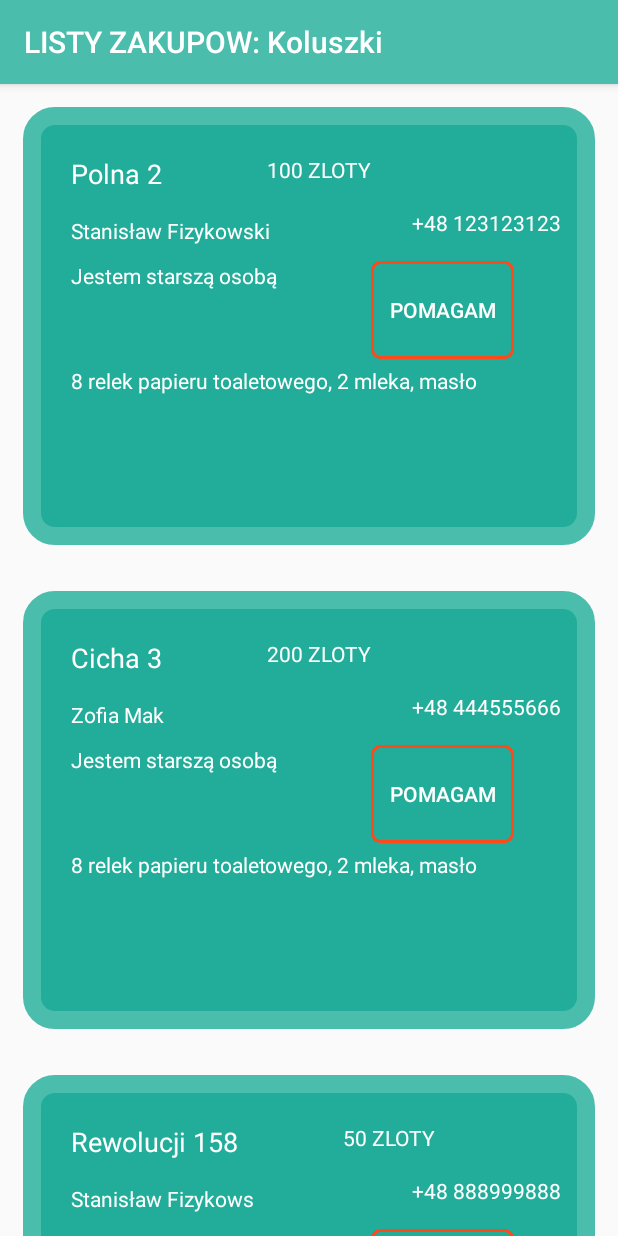
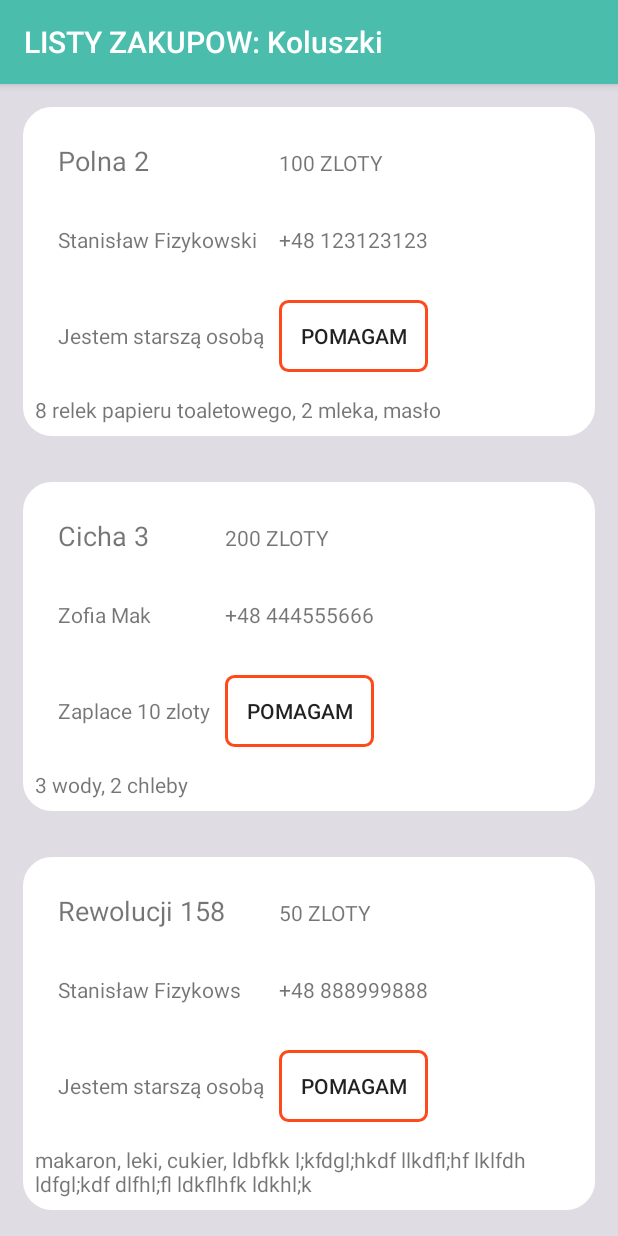
Before and after one commit to MichalKotecki/Kwarantariusz, an Android app: the fragment TableOrderFragment shown on its own in the app's theme, on a phone screen of 412 x 824 dp. Run offline under Robolectric (Android 15) with nearby library versions, the phone set to English and light mode, and no system bars.

Commit message:
List of orders

```diff
--- a/app/src/main/AndroidManifest.xml
+++ b/app/src/main/AndroidManifest.xml
@@ -9,7 +9,9 @@
             android:roundIcon="@mipmap/ic_launcher_round"
             android:supportsRtl="true"
             android:theme="@style/AppTheme">
-        <activity android:name=".MainActivity">
+        <activity android:name=".MainActivity"
+                  android:screenOrientation="portrait"
+                  android:theme="@style/splashScreenTheme">
             <intent-filter>
                 <action android:name="android.intent.action.MAIN"/>
 
--- a/app/src/main/java/com/idea/xxx/kwarantariusz/TableOrderFragment.kt
+++ b/app/src/main/java/com/idea/xxx/kwarantariusz/TableOrderFragment.kt
@@ -56,9 +56,9 @@ class TableOrderFragment : Fragment() {
         val tempProductList1: ArrayList<String> = arrayListOf("8 relek papieru toaletowego", "2 mleka", "masło")
         orderArray.add(OrderItemData(3,4, "Stanisław Fizykowski", "123123123", 5, "Andrzej Pomocny", tempProductList1, "Jestem starszą osobą", 100, "waiting", "Polna 2"))
         val tempProductList2: ArrayList<String> = arrayListOf("3 wody", "2 chleby")
-        orderArray.add(OrderItemData(4,5, "Zofia Mak", "444555666", 6, "Olaf Dobry", tempProductList1, "Jestem starszą osobą", 200, "waiting", "Cicha 3"))
-        val tempProductList3: ArrayList<String> = arrayListOf("makaron", "leki", "cukier")
-        orderArray.add(OrderItemData(5,6, "Stanisław Fizykows", "888999888", 7, "Mateusz Superowski", tempProductList1, "Jestem starszą osobą", 50, "waiting", "Rewolucji 158"))
+        orderArray.add(OrderItemData(4,5, "Zofia Mak", "444555666", 6, "Olaf Dobry", tempProductList2, "Zaplace 10 zloty", 200, "waiting", "Cicha 3"))
+        val tempProductList3: ArrayList<String> = arrayListOf("makaron", "leki", "cukier", "ldbfkk l;kfdgl;hkdf llkdfl;hf lklfdh ldfgl;kdf dlfhl;fl ldkflhfk ldkhl;k")
+        orderArray.add(OrderItemData(5,6, "Stanisław Fizykows", "888999888", 7, "Mateusz Superowski", tempProductList3, "Jestem starszą osobą", 50, "waiting", "Rewolucji 158"))
 
         orderRecyclerViewAdapter = OrderRecyclerViewAdapter(orderArray, context)
         tableorder_recyclerview.adapter = orderRecyclerViewAdapter
--- a/app/src/main/res/drawable-v24/background_order_with_corners.xml
+++ b/app/src/main/res/drawable-v24/background_order_with_corners.xml
@@ -3,22 +3,22 @@
     <item android:state_pressed="true" >
         <shape android:shape="rectangle"  >
             <corners android:radius="15dip" />
-            <stroke android:width="12dip" android:color="@color/colorPrimary" />
-            <solid android:color="@color/colorPrimaryDark" />
+            <stroke android:width="8dip" android:color="@color/BasicWhite" />
+            <solid android:color="@color/BasicWhite" />
         </shape>
     </item>
     <item android:state_focused="true">
         <shape android:shape="rectangle"  >
             <corners android:radius="15dip" />
-            <stroke android:width="12dip" android:color="@color/colorPrimary" />
-            <solid android:color="@color/colorPrimaryDark" />
+            <stroke android:width="8dip" android:color="@color/BasicWhite" />
+            <solid android:color="@color/BasicWhite" />
         </shape>
     </item>
     <item >
         <shape android:shape="rectangle"  >
             <corners android:radius="15dip" />
-            <stroke android:width="12dip" android:color="@color/colorPrimary" />
-            <solid android:color="@color/colorPrimaryDark" />
+            <stroke android:width="8dip" android:color="@color/BasicWhite" />
+            <solid android:color="@color/BasicWhite" />
         </shape>
     </item>
 </selector>
--- a/app/src/main/res/layout/single_order_in_recyclerview_layout.xml
+++ b/app/src/main/res/layout/single_order_in_recyclerview_layout.xml
@@ -1,5 +1,5 @@
 <?xml version="1.0" encoding="utf-8"?>
-<androidx.constraintlayout.widget.ConstraintLayout xmlns:android="http://schemas.android.com/apk/res/android"
+<TableLayout xmlns:android="http://schemas.android.com/apk/res/android"
                                                    xmlns:app="http://schemas.android.com/apk/res-auto" xmlns:tools="http://schemas.android.com/tools"
               android:padding="8dp" android:layout_width="match_parent"
               android:layout_height="wrap_content"
@@ -9,64 +9,51 @@
                android:layout_marginRight="15dp"
                android:layout_marginTop="15dp"
                 android:layout_marginBottom="15sp">
+    <TableRow android:padding="15dip">
+        <TextView
+                android:text="@string/TEMP"
+                android:layout_height="wrap_content"
+                android:id="@+id/order_street_textView"
+                android:textSize="18sp"/>
+        <TextView
+                android:text="@string/TEMP"
+                android:layout_height="wrap_content"
+                android:id="@+id/order_max_spent_textView"
+                android:layout_marginLeft="10dp"
+                android:layout_marginRight="20dp"/>
+    </TableRow>
+
+    <TableRow android:padding="15dip">
+        <TextView
+                android:text="@string/TEMP"
+                android:layout_height="wrap_content"
+                android:id="@+id/order_name_textView"/>
+        <TextView
+                android:text="@string/TEMP"
+                android:layout_height="wrap_content"
+                android:id="@+id/order_phone_textView"
+                android:layout_marginLeft="10dp"
+                android:layout_marginRight="20dp"/>
+    </TableRow>
+
+    <TableRow android:padding="15dip">
+        <TextView
+                android:text="@string/TEMP"
+                android:layout_height="wrap_content"
+                android:id="@+id/order_description_textView"/>
+        <Button
+                android:text="@string/help"
+                android:layout_height="wrap_content"
+                android:background="@drawable/button_rounded_corners"
+                android:id="@+id/order_help_button"
+                android:layout_marginLeft="10dp"
+                android:layout_marginRight="20dp"/>
+    </TableRow>
 
 
-    <TextView
-            android:text="@string/TEMP"
-            android:textColor="@color/BasicWhite"
-            android:layout_width="wrap_content"
-            android:layout_height="wrap_content"
-            android:id="@+id/order_street_textView" android:layout_marginTop="24dp"
-            app:layout_constraintTop_toTopOf="parent"
-            app:layout_constraintStart_toStartOf="parent"
-            android:layout_marginStart="24dp" android:textSize="18sp"/>
-    <TextView
-            android:text="@string/TEMP"
-            android:textColor="@color/BasicWhite"
-            android:layout_width="wrap_content"
-            android:layout_height="wrap_content"
-            android:id="@+id/order_max_spent_textView" app:layout_constraintTop_toTopOf="parent"
-            android:layout_marginTop="24dp" android:layout_marginStart="70dp"
-            app:layout_constraintStart_toEndOf="@+id/order_street_textView"/>
-    <TextView
-            android:text="@string/TEMP"
-            android:textColor="@color/BasicWhite"
-            android:layout_width="207dp"
-            android:layout_height="22dp"
-            android:id="@+id/order_name_textView" android:layout_marginTop="16dp"
-            app:layout_constraintTop_toBottomOf="@+id/order_street_textView"
-            app:layout_constraintStart_toStartOf="parent" android:layout_marginStart="24dp"/>
-    <TextView
-            android:text="@string/TEMP"
-            android:textColor="@color/BasicWhite"
-            android:layout_width="wrap_content"
-            android:layout_height="wrap_content"
-            android:id="@+id/order_phone_textView"
-            app:layout_constraintStart_toEndOf="@+id/order_name_textView" android:layout_marginStart="20dp"
-            android:layout_marginTop="16dp" app:layout_constraintTop_toBottomOf="@+id/order_max_spent_textView"/>
-    <TextView
-            android:text="@string/TEMP"
-            android:textColor="@color/BasicWhite"
-            android:layout_width="184dp"
-            android:layout_height="62dp"
-            android:id="@+id/order_description_textView" app:layout_constraintStart_toStartOf="parent"
-            android:layout_marginStart="24dp" android:layout_marginTop="16dp"
-            app:layout_constraintTop_toBottomOf="@+id/order_phone_textView"/>
-    <TextView
-            android:text="@string/TEMP"
-            android:textColor="@color/BasicWhite"
-            android:layout_width="356dp"
-            android:layout_height="111dp"
-            android:id="@+id/order_products_textView" app:layout_constraintStart_toStartOf="parent"
-            android:layout_marginStart="24dp" android:layout_marginTop="8dp"
-            app:layout_constraintTop_toBottomOf="@+id/order_description_textView"/>
-    <Button
-            android:text="@string/help"
-            android:layout_width="95dp"
-            android:layout_height="65dp"
-            android:background="@drawable/button_rounded_corners"
-            android:textColor="@color/BasicWhite"
-            android:id="@+id/order_help_button" app:layout_constraintStart_toEndOf="@+id/order_description_textView"
-            android:layout_marginStart="16dp" android:layout_marginTop="16dp"
-            app:layout_constraintTop_toBottomOf="@+id/order_phone_textView"/>
-</androidx.constraintlayout.widget.ConstraintLayout>
+        <TextView
+                android:text="@string/TEMP"
+                android:layout_height="wrap_content"
+                android:id="@+id/order_products_textView"/>
+
+</TableLayout>
--- a/app/src/main/res/layout/tableorder_fragment.xml
+++ b/app/src/main/res/layout/tableorder_fragment.xml
@@ -4,7 +4,8 @@
         xmlns:app="http://schemas.android.com/apk/res-auto" xmlns:tools="http://schemas.android.com/tools"
         android:layout_width="match_parent"
         android:layout_height="match_parent"
-        android:orientation="vertical">
+        android:orientation="vertical"
+        android:background="@color/LightGrey">
     <androidx.recyclerview.widget.RecyclerView
             android:id="@+id/tableorder_recyclerview"
             android:layout_width="match_parent"
--- a/app/src/main/res/values/styles.xml
+++ b/app/src/main/res/values/styles.xml
@@ -8,4 +8,7 @@
         <item name="colorAccent">@color/colorAccent</item>
     </style>
 
+    <style name="splashScreenTheme" parent="@android:style/Theme.DeviceDefault.Light.NoActionBar">
+        <item name="android:windowBackground">@drawable/splashscreen</item>
+    </style>
 </resources>
```
